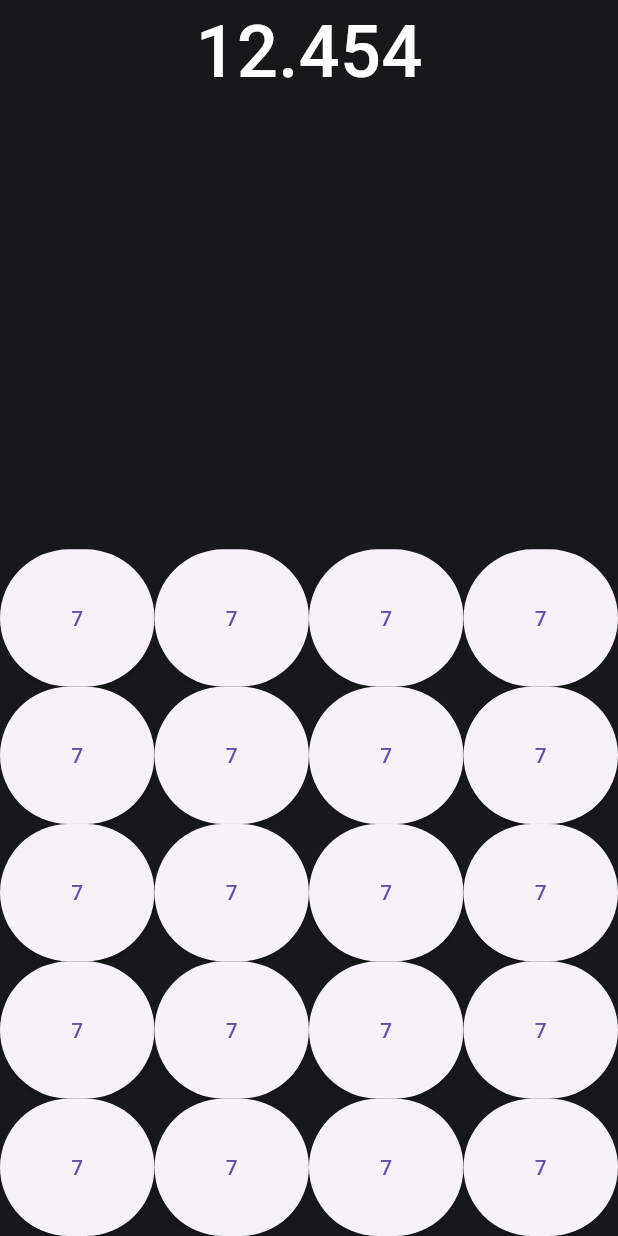
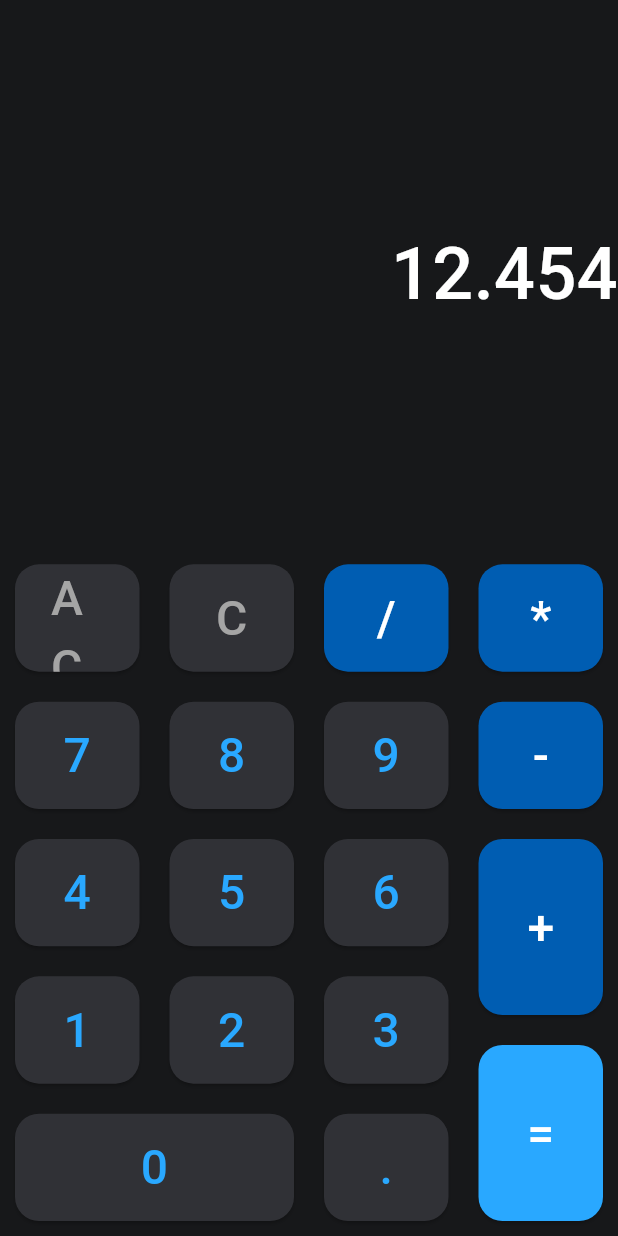
Before and after one commit to mohammedkhattab2/calculator, a Flutter app: the screen it shows after launch, on a phone screen of 412 x 824 dp. Run offline on Flutter 3.47's test engine with Material 3 defaults, Android fonts, the phone set to English and light mode, and no system bars.

Commit message:
build calculator screen

```diff
--- /dev/null
+++ b/lib/calculator/calculator_button.dart
@@ -0,0 +1,40 @@
+import 'package:calculator/calculator/calculator_style.dart';
+import 'package:flutter/material.dart';
+
+class CalculatorButton extends StatelessWidget {
+  final int flex;
+  final Color backGroundColor;
+  final Color textColor;
+  final String digit;
+  const CalculatorButton({
+    super.key,
+    this.flex = 1,
+    this.backGroundColor = CalculatorColors.gray,
+    this.textColor = CalculatorColors.darkBlue,
+    required this.digit,
+  });
+
+  @override
+  Widget build(BuildContext context) {
+    return Expanded(
+      flex : flex ,
+      child: Container(
+        margin: EdgeInsets.all(10),
+        child: ElevatedButton(
+          style: ElevatedButton.styleFrom(
+            backgroundColor: backGroundColor,
+            shape: RoundedRectangleBorder(
+              borderRadius: BorderRadius.circular(16),
+            ),
+
+          ),
+          onPressed: () {},
+          child: Text(
+            digit,
+            style: CalculatorStyles.darkBlue32medium.copyWith(color: textColor),
+          ),
+        ),
+      ),
+    );
+  }
+}
--- a/lib/calculator/calculator_screen.dart
+++ b/lib/calculator/calculator_screen.dart
@@ -1,8 +1,11 @@
+import 'package:calculator/calculator/calculator_button.dart';
 import 'package:calculator/calculator/calculator_style.dart';
 import 'package:flutter/material.dart';
 
 class CalculatorScreen extends StatelessWidget {
   static const String routName = "calculator";
+
+  const CalculatorScreen({super.key});
 
   @override
   Widget build(BuildContext context) {
@@ -12,15 +15,41 @@ class CalculatorScreen extends StatelessWidget {
         children: [
           Expanded(
             flex: 4,
-            child: Text("12.454", style: CalculatorStyles.white48medium )),
+            child: Center(
+              child: SizedBox(
+                width: double.infinity,
+                child: Text(
+                  "12.454",
+                  textAlign: TextAlign.end,
+                  style: CalculatorStyles.white48medium,
+                ),
+              ),
+            ),
+          ),
           Expanded(
             child: Row(
               crossAxisAlignment: CrossAxisAlignment.stretch,
               children: [
-                Expanded(child: ElevatedButton(onPressed: (){}, child: Text("7"))),
-                Expanded(child: ElevatedButton(onPressed: (){}, child: Text("7"))),
-                Expanded(child: ElevatedButton(onPressed: (){}, child: Text("7"))),
-                Expanded(child: ElevatedButton(onPressed: (){}, child: Text("7"))),
+                CalculatorButton(
+                  digit: "AC",
+                  backGroundColor: CalculatorColors.gray,
+                  textColor: CalculatorColors.veryLightGray,
+                ),
+                CalculatorButton(
+                  digit: "C",
+                  backGroundColor: CalculatorColors.gray,
+                  textColor: CalculatorColors.veryLightGray,
+                ),
+                CalculatorButton(
+                  digit: "/",
+                  backGroundColor: CalculatorColors.darkBlue,
+                  textColor: CalculatorColors.white,
+                ),
+                CalculatorButton(
+                  digit: "*",
+                  backGroundColor: CalculatorColors.darkBlue,
+                  textColor: CalculatorColors.white,
+                ),
               ],
             ),
           ),
@@ -28,10 +57,56 @@ class CalculatorScreen extends StatelessWidget {
             child: Row(
               crossAxisAlignment: CrossAxisAlignment.stretch,
               children: [
-                Expanded(child: ElevatedButton(onPressed: (){}, child: Text("7"))),
-                Expanded(child: ElevatedButton(onPressed: (){}, child: Text("7"))),
-                Expanded(child: ElevatedButton(onPressed: (){}, child: Text("7"))),
-                Expanded(child: ElevatedButton(onPressed: (){}, child: Text("7"))),
+                CalculatorButton(
+                  digit: "7",
+                  backGroundColor: CalculatorColors.gray,
+                  textColor: CalculatorColors.lightblue,
+                ),
+                CalculatorButton(
+                  digit: "8",
+                  backGroundColor: CalculatorColors.gray,
+                  textColor: CalculatorColors.lightblue,
+                ),
+                CalculatorButton(
+                  digit: "9",
+                  backGroundColor: CalculatorColors.gray,
+                  textColor: CalculatorColors.lightblue,
+                ),
+                CalculatorButton(
+                  digit: "-",
+                  backGroundColor: CalculatorColors.darkBlue,
+                  textColor: CalculatorColors.white,
+                ),
+              ],
+            ),
+          ),
+          Expanded(
+            flex: 3,
+            child: Row(
+              children: [
+                Expanded(
+                  flex: 3,
+                  child: Column(
+                    children: [
+                      Expanded(
+                        child: Row(
+                          crossAxisAlignment: CrossAxisAlignment.stretch,
+                          children: [
+                            CalculatorButton(
+                              digit: "4",
+                              backGroundColor: CalculatorColors.gray,
+                              textColor: CalculatorColors.lightblue,
+                            ),
+                            CalculatorButton(
+                              digit: "5",
+                              backGroundColor: CalculatorColors.gray,
+                              textColor: CalculatorColors.lightblue,
+                            ),
+                            CalculatorButton(
+                              digit: "6",
+                              backGroundColor: CalculatorColors.gray,
+                              textColor: CalculatorColors.lightblue,
+                            ),
                           ],
                         ),
                       ),
@@ -39,10 +114,21 @@ class CalculatorScreen extends StatelessWidget {
                         child: Row(
                           crossAxisAlignment: CrossAxisAlignment.stretch,
                           children: [
-                Expanded(child: ElevatedButton(onPressed: (){}, child: Text("7"))),
-                Expanded(child: ElevatedButton(onPressed: (){}, child: Text("7"))),
-                Expanded(child: ElevatedButton(onPressed: (){}, child: Text("7"))),
-                Expanded(child: ElevatedButton(onPressed: (){}, child: Text("7"))),
+                            CalculatorButton(
+                              digit: "1",
+                              backGroundColor: CalculatorColors.gray,
+                              textColor: CalculatorColors.lightblue,
+                            ),
+                            CalculatorButton(
+                              digit: "2",
+                              backGroundColor: CalculatorColors.gray,
+                              textColor: CalculatorColors.lightblue,
+                            ),
+                            CalculatorButton(
+                              digit: "3",
+                              backGroundColor: CalculatorColors.gray,
+                              textColor: CalculatorColors.lightblue,
+                            ),
                           ],
                         ),
                       ),
@@ -50,25 +136,43 @@ class CalculatorScreen extends StatelessWidget {
                         child: Row(
                           crossAxisAlignment: CrossAxisAlignment.stretch,
                           children: [
-                Expanded(child: ElevatedButton(onPressed: (){}, child: Text("7"))),
-                Expanded(child: ElevatedButton(onPressed: (){}, child: Text("7"))),
-                Expanded(child: ElevatedButton(onPressed: (){}, child: Text("7"))),
-                Expanded(child: ElevatedButton(onPressed: (){}, child: Text("7"))),
+                            CalculatorButton(
+                              digit: "0",
+                              flex: 2,
+                              backGroundColor: CalculatorColors.gray,
+                              textColor: CalculatorColors.lightblue,
+                            ),
+                            CalculatorButton(
+                              digit: ".",
+                              backGroundColor: CalculatorColors.gray,
+                              textColor: CalculatorColors.lightblue,
+                            ),
+                          ],
+                        ),
+                      ),
                     ],
                   ),
                 ),
                 Expanded(
-            child: Row(
+                  child: Column(
                     crossAxisAlignment: CrossAxisAlignment.stretch,
                     children: [
-                Expanded(child: ElevatedButton(onPressed: (){}, child: Text("7"))),
-                Expanded(child: ElevatedButton(onPressed: (){}, child: Text("7"))),
-                Expanded(child: ElevatedButton(onPressed: (){}, child: Text("7"))),
-                Expanded(child: ElevatedButton(onPressed: (){}, child: Text("7"))),
+                      CalculatorButton(
+                        digit: "+",
+                        backGroundColor: CalculatorColors.darkBlue,
+                        textColor: CalculatorColors.white,
+                      ),
+                      CalculatorButton(
+                        digit: "=",
+                        backGroundColor: CalculatorColors.lightblue,
+                        textColor: CalculatorColors.white,
+                      ),
                     ],
                   ),
                 ),
-
+              ],
+            ),
+          ),
         ],
       ),
     );
--- a/lib/calculator/calculator_style.dart
+++ b/lib/calculator/calculator_style.dart
@@ -1,12 +1,13 @@
 import 'package:flutter/material.dart';
 
 abstract final class CalculatorColors {
-  static Color white = Colors.white;
-  static Color gray = Color(0xff005DB2);
-  static Color darkBlue = Color(0xff303136);
-  static Color lightGray = Color(0xff616161);
-  static Color veryLightGray = Color(0xffA5A5A5);
-  static Color black = Color(0xff17181A);
+  static const Color white = Colors.white;
+  static const Color gray = Color(0xff303136);
+  static const Color darkBlue = Color(0xff005DB2);
+  static const Color lightGray = Color(0xff616161);
+  static const Color veryLightGray = Color(0xffA5A5A5);
+  static const Color black = Color(0xff17181A);
+  static const Color lightblue = Color(0xff29A8FF);
 }
 
 abstract final class CalculatorStyles {
--- a/lib/main.dart
+++ b/lib/main.dart
@@ -13,7 +13,7 @@ class MyApp extends StatelessWidget {
   @override
   Widget build(BuildContext context) {
     return (MaterialApp(
-      title: "Magazine App",
+      title: "calculator App",
       initialRoute: CalculatorScreen.routName,
       routes: {
         "login" : (_) => LoginScreen(),
```
Lines whose indentation alone changed are shown as unchanged.
